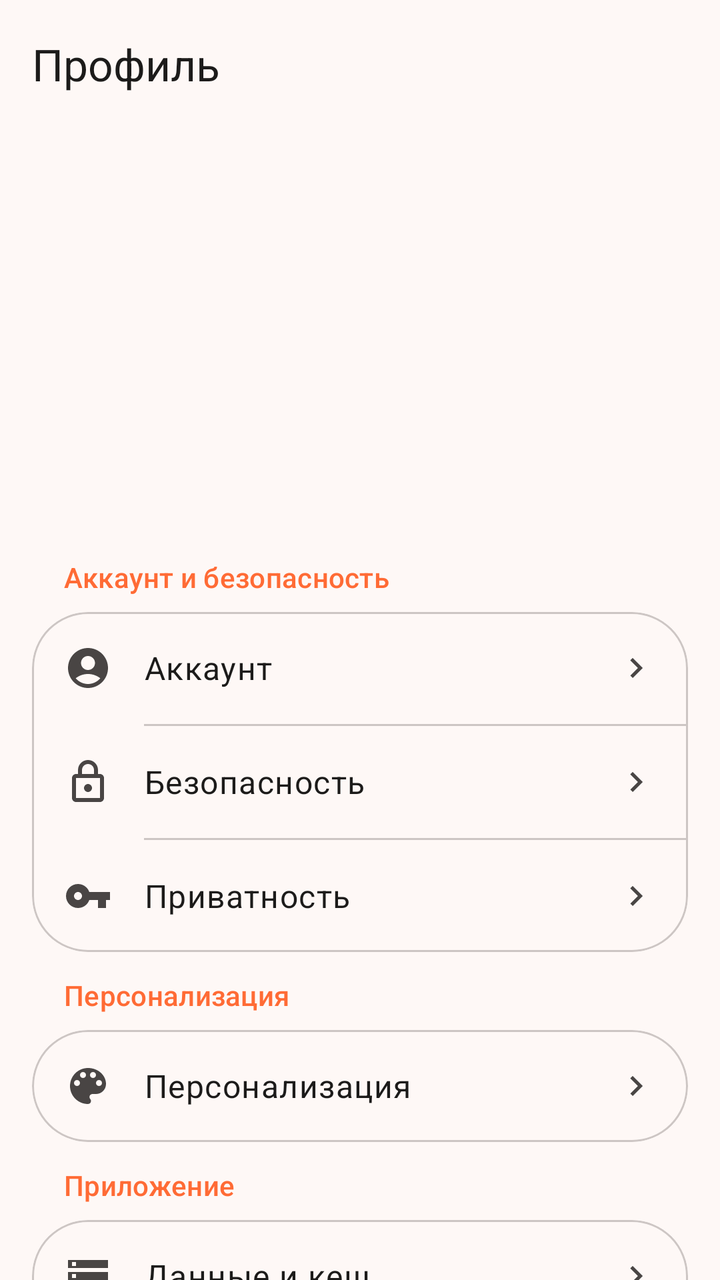
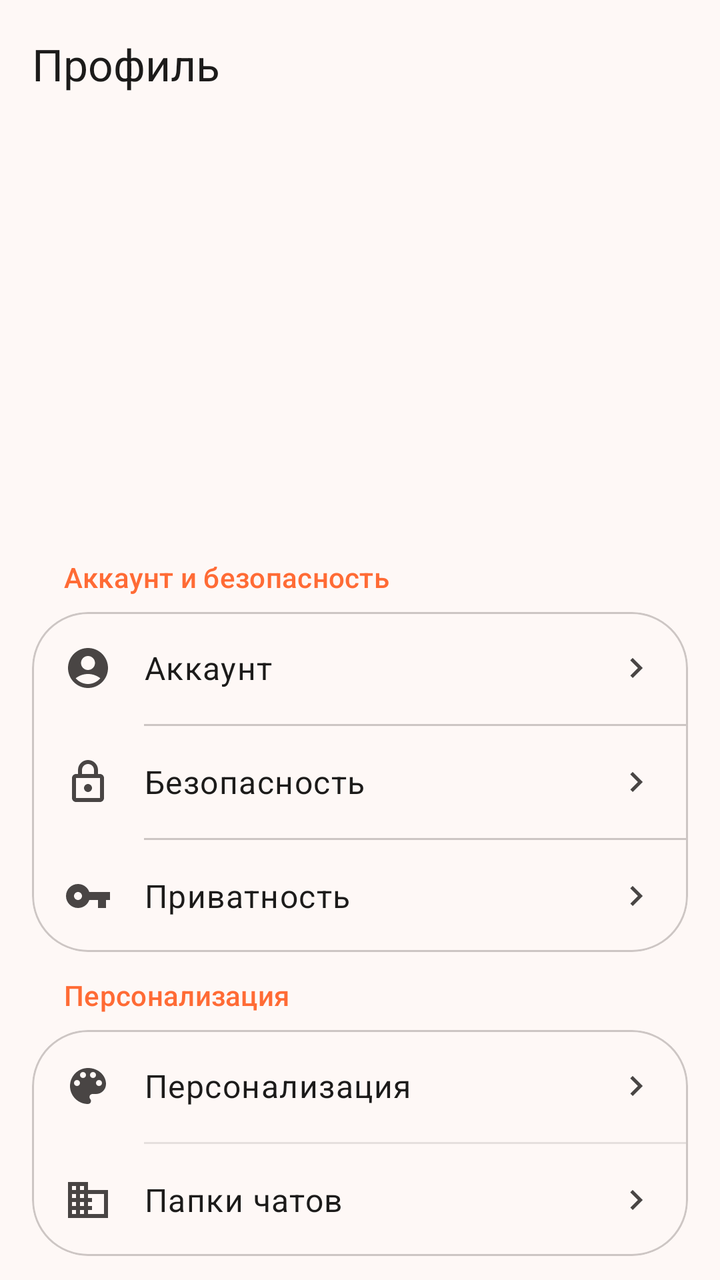

An Android layout rendered at two revisions. The XML below is the earlier revision; the diff shows what the commit changed to produce the second picture.
<!-- AndroidManifest.xml: application theme Theme.BarkfluffClientAndroid -->
<!-- res/layout/fragment_profile.xml -->
<?xml version="1.0" encoding="utf-8"?>
<androidx.constraintlayout.widget.ConstraintLayout xmlns:android="http://schemas.android.com/apk/res/android"
    xmlns:app="http://schemas.android.com/apk/res-auto"
    android:layout_width="match_parent"
    android:layout_height="match_parent"
    android:fitsSystemWindows="true">

    
    <com.google.android.material.appbar.AppBarLayout
        android:id="@+id/appBarLayout"
        android:layout_width="match_parent"
        android:layout_height="wrap_content"
        android:background="?attr/colorSurface"
        app:liftOnScroll="true"
        app:layout_constraintTop_toTopOf="parent">

        <com.google.android.material.appbar.MaterialToolbar
            android:id="@+id/toolbar"
            android:layout_width="match_parent"
            android:layout_height="?attr/actionBarSize"
            app:title="Профиль"
            app:titleTextAppearance="?attr/textAppearanceTitleLarge"
            app:titleTextColor="?attr/colorOnSurface" />

    </com.google.android.material.appbar.AppBarLayout>

    <androidx.core.widget.NestedScrollView
        android:layout_width="match_parent"
        android:layout_height="0dp"
        app:layout_constraintTop_toBottomOf="@id/appBarLayout"
        app:layout_constraintBottom_toBottomOf="parent">

        <LinearLayout
            android:layout_width="match_parent"
            android:layout_height="wrap_content"
            android:orientation="vertical"
            android:padding="16dp">

            
            <LinearLayout
                android:layout_width="match_parent"
                android:layout_height="wrap_content"
                android:gravity="center_horizontal"
                android:orientation="vertical">

                <FrameLayout
                    android:layout_width="96dp"
                    android:layout_height="96dp">

                    <com.google.android.material.imageview.ShapeableImageView
                        android:id="@+id/avatarImage"
                        android:layout_width="96dp"
                        android:layout_height="96dp"
                        android:scaleType="centerCrop"
                        android:visibility="gone"
                        app:shapeAppearanceOverlay="@style/ShapeAppearanceOverlay.App.CornerSize50Percent" />

                    <TextView
                        android:id="@+id/avatarPlaceholder"
                        android:layout_width="96dp"
                        android:layout_height="96dp"
                        android:gravity="center"
                        android:textColor="@android:color/white"
                        android:textSize="36sp"
                        android:textStyle="bold"
                        android:visibility="visible" />

                </FrameLayout>

                <TextView
                    android:id="@+id/textFullName"
                    android:layout_width="wrap_content"
                    android:layout_height="wrap_content"
                    android:layout_marginTop="16dp"
                    android:textAppearance="?attr/textAppearanceHeadlineMedium"
                    android:textColor="?attr/colorOnSurface" />

                <TextView
                    android:id="@+id/textUsername"
                    android:layout_width="wrap_content"
                    android:layout_height="wrap_content"
                    android:layout_marginTop="4dp"
                    android:textAppearance="?attr/textAppearanceBodyLarge"
                    android:textColor="?attr/colorOnSurfaceVariant" />

            </LinearLayout>

            <android.widget.Space
                android:layout_width="match_parent"
                android:layout_height="24dp" />

            
            <TextView
                android:layout_width="wrap_content"
                android:layout_height="wrap_content"
                android:layout_marginStart="16dp"
                android:layout_marginBottom="8dp"
                android:text="Аккаунт и безопасность"
                android:textAppearance="?attr/textAppearanceLabelLarge"
                android:textColor="?attr/colorPrimary" />

            
            <com.google.android.material.card.MaterialCardView
                android:layout_width="match_parent"
                android:layout_height="wrap_content"
                app:cardBackgroundColor="?attr/colorSurfaceContainerLow"
                app:cardCornerRadius="28dp"
                app:cardElevation="0dp"
                app:strokeColor="?attr/colorOutlineVariant"
                app:strokeWidth="1dp">

                <LinearLayout
                    android:layout_width="match_parent"
                    android:layout_height="wrap_content"
                    android:orientation="vertical">

                    
                    <LinearLayout
                        android:id="@+id/itemAccount"
                        android:layout_width="match_parent"
                        android:layout_height="56dp"
                        android:background="?attr/selectableItemBackground"
                        android:gravity="center_vertical"
                        android:orientation="horizontal"
                        android:paddingHorizontal="16dp">

                        <ImageView
                            android:layout_width="24dp"
                            android:layout_height="24dp"
                            android:importantForAccessibility="no"
                            android:src="@drawable/ic_account"
                            app:tint="?attr/colorOnSurfaceVariant" />

                        <TextView
                            android:layout_width="0dp"
                            android:layout_height="wrap_content"
                            android:layout_marginStart="16dp"
                            android:layout_weight="1"
                            android:text="Аккаунт"
                            android:textAppearance="?attr/textAppearanceBodyLarge"
                            android:textColor="?attr/colorOnSurface" />

                        <ImageView
                            android:layout_width="20dp"
                            android:layout_height="20dp"
                            android:importantForAccessibility="no"
                            android:src="@drawable/ic_chevron_right" />

                    </LinearLayout>

                    <com.google.android.material.divider.MaterialDivider
                        android:layout_width="match_parent"
                        android:layout_height="wrap_content"
                        android:layout_marginStart="56dp" />

                    
                    <LinearLayout
                        android:id="@+id/itemSecurity"
                        android:layout_width="match_parent"
                        android:layout_height="56dp"
                        android:background="?attr/selectableItemBackground"
                        android:gravity="center_vertical"
                        android:orientation="horizontal"
                        android:paddingHorizontal="16dp">

                        <ImageView
                            android:layout_width="24dp"
                            android:layout_height="24dp"
                            android:importantForAccessibility="no"
                            android:src="@drawable/ic_security"
                            app:tint="?attr/colorOnSurfaceVariant" />

                        <TextView
                            android:layout_width="0dp"
                            android:layout_height="wrap_content"
                            android:layout_marginStart="16dp"
                            android:layout_weight="1"
                            android:text="Безопасность"
                            android:textAppearance="?attr/textAppearanceBodyLarge"
                            android:textColor="?attr/colorOnSurface" />

                        <ImageView
                            android:layout_width="20dp"
                            android:layout_height="20dp"
                            android:importantForAccessibility="no"
                            android:src="@drawable/ic_chevron_right" />

                    </LinearLayout>

                    <com.google.android.material.divider.MaterialDivider
                        android:layout_width="match_parent"
                        android:layout_height="wrap_content"
                        android:layout_marginStart="56dp" />

                    
                    <LinearLayout
                        android:id="@+id/itemPrivacy"
                        android:layout_width="match_parent"
                        android:layout_height="56dp"
                        android:background="?attr/selectableItemBackground"
                        android:gravity="center_vertical"
                        android:orientation="horizontal"
                        android:paddingHorizontal="16dp">

                        <ImageView
                            android:layout_width="24dp"
                            android:layout_height="24dp"
                            android:importantForAccessibility="no"
                            android:src="@drawable/ic_key"
                            app:tint="?attr/colorOnSurfaceVariant" />

                        <TextView
                            android:layout_width="0dp"
                            android:layout_height="wrap_content"
                            android:layout_marginStart="16dp"
                            android:layout_weight="1"
                            android:text="Приватность"
                            android:textAppearance="?attr/textAppearanceBodyLarge"
                            android:textColor="?attr/colorOnSurface" />

                        <ImageView
                            android:layout_width="20dp"
                            android:layout_height="20dp"
                            android:importantForAccessibility="no"
                            android:src="@drawable/ic_chevron_right" />

                    </LinearLayout>

                </LinearLayout>

            </com.google.android.material.card.MaterialCardView>

            <android.widget.Space
                android:layout_width="match_parent"
                android:layout_height="12dp" />

            
            <TextView
                android:layout_width="wrap_content"
                android:layout_height="wrap_content"
                android:layout_marginStart="16dp"
                android:layout_marginBottom="8dp"
                android:text="Персонализация"
                android:textAppearance="?attr/textAppearanceLabelLarge"
                android:textColor="?attr/colorPrimary" />

            
            <com.google.android.material.card.MaterialCardView
                android:layout_width="match_parent"
                android:layout_height="wrap_content"
                app:cardBackgroundColor="?attr/colorSurfaceContainerLow"
                app:cardCornerRadius="28dp"
                app:cardElevation="0dp"
                app:strokeColor="?attr/colorOutlineVariant"
                app:strokeWidth="1dp">

                <LinearLayout
                    android:layout_width="match_parent"
                    android:layout_height="wrap_content"
                    android:orientation="vertical">

                    <LinearLayout
                        android:id="@+id/itemPersonalization"
                        android:layout_width="match_parent"
                        android:layout_height="56dp"
                        android:background="?attr/selectableItemBackground"
                        android:gravity="center_vertical"
                        android:orientation="horizontal"
                        android:paddingHorizontal="16dp">

                        <ImageView
                            android:layout_width="24dp"
                            android:layout_height="24dp"
                            android:importantForAccessibility="no"
                            android:src="@drawable/ic_palette"
                            app:tint="?attr/colorOnSurfaceVariant" />

                        <TextView
                            android:layout_width="0dp"
                            android:layout_height="wrap_content"
                            android:layout_marginStart="16dp"
                            android:layout_weight="1"
                            android:text="Персонализация"
                            android:textAppearance="?attr/textAppearanceBodyLarge"
                            android:textColor="?attr/colorOnSurface" />

                        <ImageView
                            android:layout_width="20dp"
                            android:layout_height="20dp"
                            android:importantForAccessibility="no"
                            android:src="@drawable/ic_chevron_right" />

                    </LinearLayout>

                </LinearLayout>

            </com.google.android.material.card.MaterialCardView>

            <android.widget.Space
                android:layout_width="match_parent"
                android:layout_height="12dp" />

            
            <TextView
                android:layout_width="wrap_content"
                android:layout_height="wrap_content"
                android:layout_marginStart="16dp"
                android:layout_marginBottom="8dp"
                android:text="Приложение"
                android:textAppearance="?attr/textAppearanceLabelLarge"
                android:textColor="?attr/colorPrimary" />

            
            <com.google.android.material.card.MaterialCardView
                android:layout_width="match_parent"
                android:layout_height="wrap_content"
                app:cardBackgroundColor="?attr/colorSurfaceContainerLow"
                app:cardCornerRadius="28dp"
                app:cardElevation="0dp"
                app:strokeColor="?attr/colorOutlineVariant"
                app:strokeWidth="1dp">

                <LinearLayout
                    android:layout_width="match_parent"
                    android:layout_height="wrap_content"
                    android:orientation="vertical">

                    
                    <LinearLayout
                        android:id="@+id/itemStorage"
                        android:layout_width="match_parent"
                        android:layout_height="56dp"
                        android:background="?attr/selectableItemBackground"
                        android:gravity="center_vertical"
                        android:orientation="horizontal"
                        android:paddingHorizontal="16dp">

                        <ImageView
                            android:layout_width="24dp"
                            android:layout_height="24dp"
                            android:importantForAccessibility="no"
                            android:src="@drawable/ic_storage"
                            app:tint="?attr/colorOnSurfaceVariant" />

                        <TextView
                            android:layout_width="0dp"
                            android:layout_height="wrap_content"
                            android:layout_marginStart="16dp"
                            android:layout_weight="1"
                            android:text="Данные и кеш"
                            android:textAppearance="?attr/textAppearanceBodyLarge"
                            android:textColor="?attr/colorOnSurface" />

                        <ImageView
                            android:layout_width="20dp"
                            android:layout_height="20dp"
                            android:importantForAccessibility="no"
                            android:src="@drawable/ic_chevron_right" />

                    </LinearLayout>

                    <com.google.android.material.divider.MaterialDivider
                        android:layout_width="match_parent"
                        android:layout_height="wrap_content"
                        android:layout_marginStart="56dp" />

                    
                    <LinearLayout
                        android:id="@+id/itemDevices"
                        android:layout_width="match_parent"
                        android:layout_height="56dp"
                        android:background="?attr/selectableItemBackground"
                        android:gravity="center_vertical"
                        android:orientation="horizontal"
                        android:paddingHorizontal="16dp">

                        <ImageView
                            android:layout_width="24dp"
                            android:layout_height="24dp"
                            android:importantForAccessibility="no"
                            android:src="@drawable/ic_devices"
                            app:tint="?attr/colorOnSurfaceVariant" />

                        <TextView
                            android:layout_width="0dp"
                            android:layout_height="wrap_content"
                            android:layout_marginStart="16dp"
                            android:layout_weight="1"
                            android:text="Устройства"
                            android:textAppearance="?attr/textAppearanceBodyLarge"
                            android:textColor="?attr/colorOnSurface" />

                        <ImageView
                            android:layout_width="20dp"
                            android:layout_height="20dp"
                            android:importantForAccessibility="no"
                            android:src="@drawable/ic_chevron_right" />

                    </LinearLayout>

                    <com.google.android.material.divider.MaterialDivider
                        android:layout_width="match_parent"
                        android:layout_height="wrap_content"
                        android:layout_marginStart="56dp" />

                    
                    <LinearLayout
                        android:id="@+id/itemNotifications"
                        android:layout_width="match_parent"
                        android:layout_height="56dp"
                        android:background="?attr/selectableItemBackground"
                        android:gravity="center_vertical"
                        android:orientation="horizontal"
                        android:paddingHorizontal="16dp">

                        <ImageView
                            android:layout_width="24dp"
                            android:layout_height="24dp"
                            android:importantForAccessibility="no"
                            android:src="@drawable/ic_notifications"
                            app:tint="?attr/colorOnSurfaceVariant" />

                        <TextView
                            android:layout_width="0dp"
                            android:layout_height="wrap_content"
                            android:layout_marginStart="16dp"
                            android:layout_weight="1"
                            android:text="Уведомления"
                            android:textAppearance="?attr/textAppearanceBodyLarge"
                            android:textColor="?attr/colorOnSurface" />

                        <ImageView
                            android:layout_width="20dp"
                            android:layout_height="20dp"
                            android:importantForAccessibility="no"
                            android:src="@drawable/ic_chevron_right" />

                    </LinearLayout>

                </LinearLayout>

            </com.google.android.material.card.MaterialCardView>

            <android.widget.Space
                android:layout_width="match_parent"
                android:layout_height="12dp" />

            
            <TextView
                android:layout_width="wrap_content"
                android:layout_height="wrap_content"
                android:layout_marginStart="16dp"
                android:layout_marginBottom="8dp"
                android:text="Другое"
                android:textAppearance="?attr/textAppearanceLabelLarge"
                android:textColor="?attr/colorPrimary" />

            
            <com.google.android.material.card.MaterialCardView
                android:layout_width="match_parent"
                android:layout_height="wrap_content"
                app:cardBackgroundColor="?attr/colorSurfaceContainerLow"
                app:cardCornerRadius="28dp"
                app:cardElevation="0dp"
                app:strokeColor="?attr/colorOutlineVariant"
                app:strokeWidth="1dp">

                <LinearLayout
                    android:layout_width="match_parent"
                    android:layout_height="wrap_content"
                    android:orientation="vertical">

                    
                    <LinearLayout
                        android:id="@+id/itemUpdate"
                        android:layout_width="match_parent"
                        android:layout_height="56dp"
                        android:background="?attr/selectableItemBackground"
                        android:gravity="center_vertical"
                        android:orientation="horizontal"
                        android:paddingHorizontal="16dp">

                        <ImageView
                            android:layout_width="24dp"
                            android:layout_height="24dp"
                            android:importantForAccessibility="no"
                            android:src="@drawable/ic_system_update"
                            app:tint="?attr/colorOnSurfaceVariant" />

                        <TextView
                            android:layout_width="0dp"
                            android:layout_height="wrap_content"
                            android:layout_marginStart="16dp"
                            android:layout_weight="1"
                            android:text="Обновление"
                            android:textAppearance="?attr/textAppearanceBodyLarge"
                            android:textColor="?attr/colorOnSurface" />

                        <View
                            android:id="@+id/badgeUpdate"
                            android:layout_width="10dp"
                            android:layout_height="10dp"
                            android:layout_marginEnd="8dp"
                            android:background="@drawable/badge_update_dot"
                            android:visibility="gone" />

                        <ImageView
                            android:layout_width="20dp"
                            android:layout_height="20dp"
                            android:importantForAccessibility="no"
                            android:src="@drawable/ic_chevron_right" />

                    </LinearLayout>

                    <com.google.android.material.divider.MaterialDivider
                        android:layout_width="match_parent"
                        android:layout_height="wrap_content"
                        android:layout_marginStart="56dp" />

                    
                    <LinearLayout
                        android:id="@+id/itemAbout"
                        android:layout_width="match_parent"
                        android:layout_height="56dp"
                        android:background="?attr/selectableItemBackground"
                        android:gravity="center_vertical"
                        android:orientation="horizontal"
                        android:paddingHorizontal="16dp">

                        <ImageView
                            android:layout_width="24dp"
                            android:layout_height="24dp"
                            android:importantForAccessibility="no"
                            android:src="@drawable/ic_about"
                            app:tint="?attr/colorOnSurfaceVariant" />

                        <TextView
                            android:layout_width="0dp"
                            android:layout_height="wrap_content"
                            android:layout_marginStart="16dp"
                            android:layout_weight="1"
                            android:text="О приложении"
                            android:textAppearance="?attr/textAppearanceBodyLarge"
                            android:textColor="?attr/colorOnSurface" />

                        <ImageView
                            android:layout_width="20dp"
                            android:layout_height="20dp"
                            android:importantForAccessibility="no"
                            android:src="@drawable/ic_chevron_right" />

                    </LinearLayout>

                </LinearLayout>

            </com.google.android.material.card.MaterialCardView>

            <android.widget.Space
                android:layout_width="match_parent"
                android:layout_height="24dp" />

            
            <com.google.android.material.button.MaterialButton
                android:id="@+id/buttonLogout"
                style="@style/Widget.Material3.Button.TonalButton"
                android:layout_width="match_parent"
                android:layout_height="56dp"
                android:text="Выйти из аккаунта"
                android:textAllCaps="false"
                android:textColor="?attr/colorError"
                app:backgroundTint="?attr/colorErrorContainer"
                app:cornerRadius="28dp"
                app:icon="@drawable/ic_logout"
                app:iconGravity="textStart"
                app:iconTint="?attr/colorError" />

            
            <TextView
                android:id="@+id/textAppVersion"
                android:layout_width="wrap_content"
                android:layout_height="wrap_content"
                android:layout_gravity="center_horizontal"
                android:layout_marginTop="24dp"
                android:layout_marginBottom="16dp"
                android:textAppearance="?attr/textAppearanceLabelSmall"
                android:textColor="?attr/colorOnSurfaceVariant" />

            <android.widget.Space
                android:layout_width="match_parent"
                android:layout_height="150dp" />

        </LinearLayout>

    </androidx.core.widget.NestedScrollView>

</androidx.constraintlayout.widget.ConstraintLayout>
<!-- resources referenced by this layout -->
<resources>
  <!-- drawable badge_update_dot (drawable) -->
  <?xml version="1.0" encoding="utf-8"?>
  <shape xmlns:android="http://schemas.android.com/apk/res/android"
      android:shape="oval">
      <solid android:color="#FF3D00" />
      <size
          android:width="10dp"
          android:height="10dp" />
  </shape>
  <!-- drawable ic_chevron_right (drawable) -->
  <?xml version="1.0" encoding="utf-8"?>
  <vector xmlns:android="http://schemas.android.com/apk/res/android"
      android:width="24dp"
      android:height="24dp"
      android:viewportWidth="24"
      android:viewportHeight="24">
      <path
          android:fillColor="?attr/colorOnSurfaceVariant"
          android:pathData="M10,6L8.59,7.41 13.17,12l-4.58,4.59L10,18l6,-6z"/>
  </vector>
  <!-- drawable ic_logout (drawable) -->
  <?xml version="1.0" encoding="utf-8"?>
  <vector xmlns:android="http://schemas.android.com/apk/res/android"
      android:width="24dp"
      android:height="24dp"
      android:viewportWidth="24"
      android:viewportHeight="24">
      <path
          android:fillColor="?attr/colorOnSurface"
          android:pathData="M17,7l-1.41,1.41L18.17,11H8v2h10.17l-2.58,2.58L17,17l5,-5zM4,5h8V3H4c-1.1,0 -2,0.9 -2,2v14c0,1.1 0.9,2 2,2h8v-2H4V5z"/>
  </vector>
  <!-- drawable ic_storage (drawable) -->
  <?xml version="1.0" encoding="utf-8"?>
  <vector xmlns:android="http://schemas.android.com/apk/res/android"
      android:width="24dp"
      android:height="24dp"
      android:viewportWidth="24"
      android:viewportHeight="24">
      <path
          android:fillColor="?attr/colorOnSurface"
          android:pathData="M2,20h20v-4H2v4zM4,17h2v2H4v-2zM2,4v4h20V4H2zM6,7H4V5h2v2zM2,14h20v-4H2v4zM4,11h2v2H4v-2z"/>
  </vector>
  <style name="ShapeAppearanceOverlay.App.CornerSize50Percent" parent="">
          <item name="cornerSize">50%</item>
      </style>
  <style name="Theme.BarkfluffClientAndroid" parent="Base.Theme.BarkfluffClientAndroid" />
  <color name="primary">#FF6B35</color>
  <color name="on_primary">#FFFFFF</color>
  <color name="primary_container">#FFDAD0</color>
  <color name="on_primary_container">#4A2000</color>
  <color name="secondary">#2196F3</color>
  <color name="on_secondary">#FFFFFF</color>
  <color name="secondary_container">#D0E4FF</color>
  <color name="on_secondary_container">#001F3A</color>
  <color name="tertiary">#03DAC6</color>
  <color name="on_tertiary">#000000</color>
  <color name="tertiary_container">#00E5D2</color>
  <color name="on_tertiary_container">#00202A</color>
  <color name="error">#BA1A1A</color>
  <color name="on_error">#FFFFFF</color>
  <color name="error_container">#FFDAD6</color>
  <color name="on_error_container">#410002</color>
  <color name="surface">#FEF8F6</color>
  <color name="on_surface">#1C1B1A</color>
  <color name="on_surface_variant">#494544</color>
  <color name="surface_container_lowest">#FFFFFF</color>
  <color name="surface_container_low">#FEF8F6</color>
  <color name="surface_container">#F0F0F0</color>
  <color name="surface_container_high">#E8E8E8</color>
  <color name="surface_container_highest">#E2E2E2</color>
  <color name="outline">#7C7775</color>
  <color name="outline_variant">#CDC6C4</color>
  <color name="background">#FEF8F6</color>
  <color name="on_background">#1C1B1A</color>
  <color name="inverse_surface">#31302E</color>
  <color name="inverse_on_surface">#F5F0EE</color>
  <color name="inverse_primary">#FFB5A0</color>
  <!-- unchanged entries left out for length: 9 -->
</resources>

<!-- the commit's change to res/layout/fragment_profile.xml (unified diff, before → after) -->
@@ -292,6 +292,46 @@
 
                     </LinearLayout>
 
+                    <View
+                        android:layout_width="match_parent"
+                        android:layout_height="1dp"
+                        android:layout_marginStart="56dp"
+                        android:background="?attr/colorOutlineVariant"
+                        android:alpha="0.5" />
+
+                    <LinearLayout
+                        android:id="@+id/itemChatFolders"
+                        android:layout_width="match_parent"
+                        android:layout_height="56dp"
+                        android:background="?attr/selectableItemBackground"
+                        android:gravity="center_vertical"
+                        android:orientation="horizontal"
+                        android:paddingHorizontal="16dp">
+
+                        <ImageView
+                            android:layout_width="24dp"
+                            android:layout_height="24dp"
+                            android:importantForAccessibility="no"
+                            android:src="@drawable/ic_grid"
+                            app:tint="?attr/colorOnSurfaceVariant" />
+
+                        <TextView
+                            android:layout_width="0dp"
+                            android:layout_height="wrap_content"
+                            android:layout_marginStart="16dp"
+                            android:layout_weight="1"
+                            android:text="Папки чатов"
+                            android:textAppearance="?attr/textAppearanceBodyLarge"
+                            android:textColor="?attr/colorOnSurface" />
+
+                        <ImageView
+                            android:layout_width="20dp"
+                            android:layout_height="20dp"
+                            android:importantForAccessibility="no"
+                            android:src="@drawable/ic_chevron_right" />
+
+                    </LinearLayout>
+
                 </LinearLayout>
 
             </com.google.android.material.card.MaterialCardView>
<!-- resource entries referenced after the edit -->
@@ -19,6 +19,17 @@
       <path
           android:fillColor="?attr/colorOnSurfaceVariant"
           android:pathData="M10,6L8.59,7.41 13.17,12l-4.58,4.59L10,18l6,-6z"/>
+  </vector>
+  <!-- drawable ic_grid (drawable) -->
+  <?xml version="1.0" encoding="utf-8"?>
+  <vector xmlns:android="http://schemas.android.com/apk/res/android"
+      android:width="24dp"
+      android:height="24dp"
+      android:viewportWidth="24"
+      android:viewportHeight="24">
+      <path
+          android:fillColor="?attr/colorOnSurface"
+          android:pathData="M12,7V3H2v18h20V7H12zM6,19H4v-2h2V19zM6,15H4v-2h2V15zM6,11H4V9h2V11zM6,7H4V5h2V7zM10,19H8v-2h2V19zM10,15H8v-2h2V15zM10,11H8V9h2V11zM10,7H8V5h2V7zM20,19h-8v-2h2v-2h-2v-2h2V11h-2V9h8V19z"/>
   </vector>
   <!-- drawable ic_logout (drawable) -->
   <?xml version="1.0" encoding="utf-8"?>
